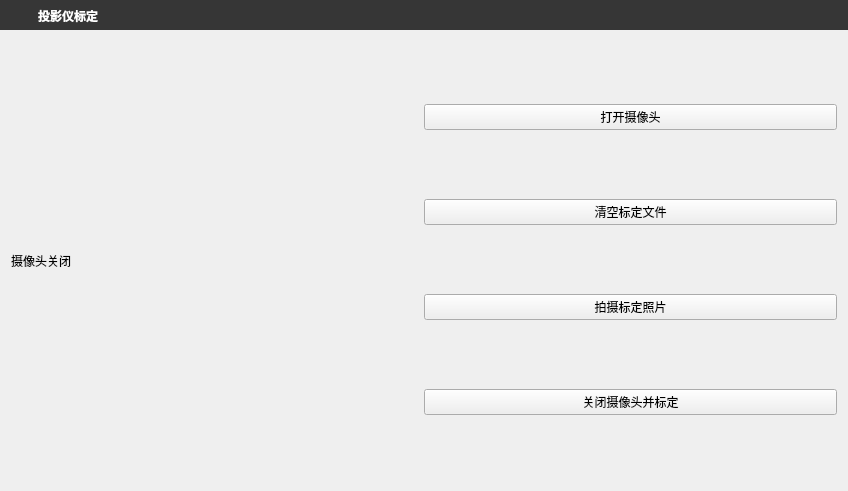
Above: projector_calibration.ui from JasonLSS/structured_light_reconstruction_gui before the change. Below: the same form after it.
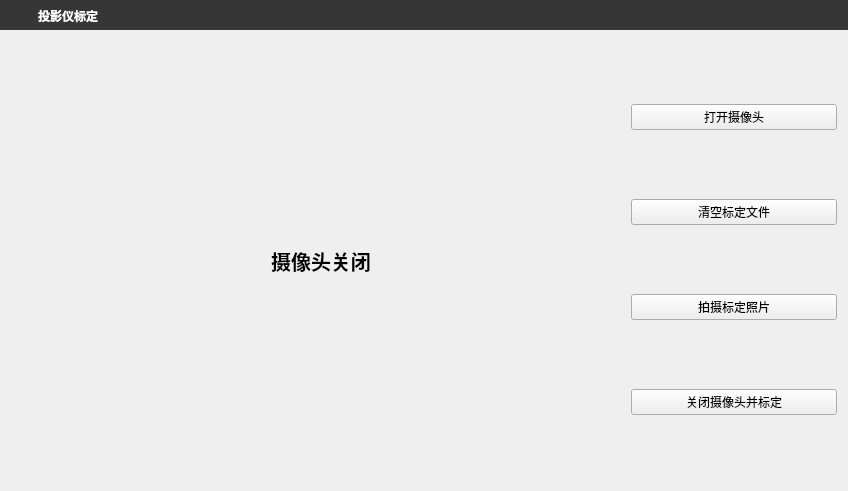
That is the form after the change.

Patch:
```diff
--- a/projector_calibration.ui
+++ b/projector_calibration.ui
@@ -235,15 +235,26 @@
     </item>
     <item>
      <widget class="QWidget" name="widget" native="true">
-      <layout class="QHBoxLayout" name="horizontalLayout_2">
+      <layout class="QHBoxLayout" name="horizontalLayout_2" stretch="3,1">
        <property name="spacing">
         <number>0</number>
        </property>
        <item>
         <widget class="QLabel" name="label">
+         <property name="font">
+          <font>
+           <family>微软雅黑 Light</family>
+           <pointsize>15</pointsize>
+           <weight>75</weight>
+           <bold>true</bold>
+          </font>
+         </property>
          <property name="text">
           <string>摄像头关闭</string>
          </property>
+         <property name="alignment">
+          <set>Qt::AlignCenter</set>
+         </property>
         </widget>
        </item>
        <item>
```
